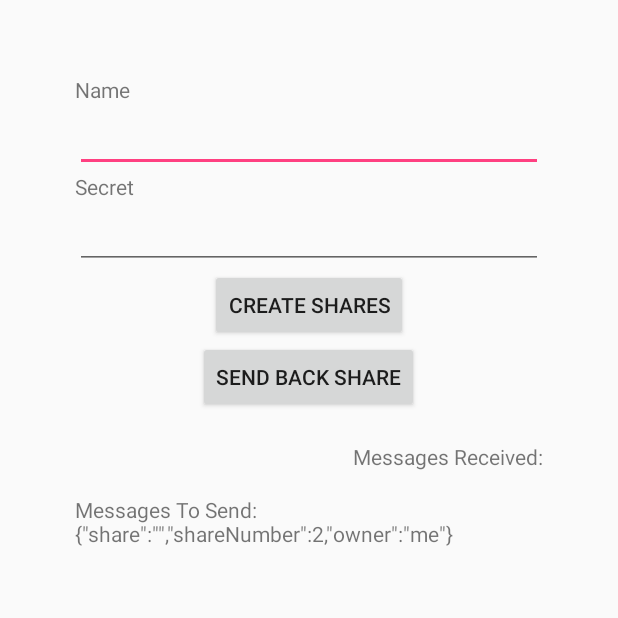
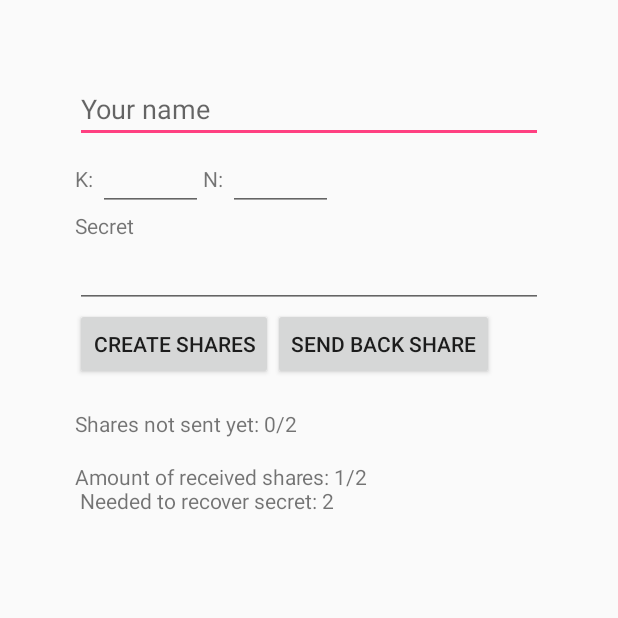
Before and after one commit to b-czaszynski/thresholdBC, an Android app: the screen it shows after launch (KeySharing), after a tap on "CREATE SHARES", on a phone screen of 412 x 824 dp, the top half of it. Run offline under Robolectric (Android 15) with nearby library versions, the light colour scheme and no system bars; 2 statements that could not run were skipped.

Commit message:
Add support choosing k and n

```diff
--- a/android/app/src/main/java/com/codahale/shamir/Scheme.java
+++ b/android/app/src/main/java/com/codahale/shamir/Scheme.java
@@ -48,9 +48,9 @@ public class Scheme {
    * @return an {@code N}/{@code K} {@link Scheme}
    */
   public Scheme(int n, int k) {
-    //checkArgument(k > 1, "K must be > 1");
-    //checkArgument(n >= k, "N must be >= K");
-    //checkArgument(n <= 255, "N must be <= 255");
+    checkArgument(k > 1, "K must be > 1");
+    checkArgument(n >= k, "N must be >= K");
+    checkArgument(n <= 255, "N must be <= 255");
     this.n = n;
     this.k = k;
   }
--- a/android/app/src/main/java/org/blockchainbeasts/passbuddies/KeySharing.java
+++ b/android/app/src/main/java/org/blockchainbeasts/passbuddies/KeySharing.java
@@ -35,8 +35,8 @@ public class KeySharing extends Activity
     private ArrayList<Message> myShares = new ArrayList<>();
 
     private EditText txtBoxAddMessage;
-    private TextView txtReceivedMessages;
-    private TextView txtMessagesToSend;
+    private TextView txtViewUnsharedShares;
+    private TextView txtViewReceivedShares;
     private TextView txtViewSecret;
     private int k = 2;
     private int n = 2;
@@ -45,13 +45,16 @@ public class KeySharing extends Activity
 
     public void createShares(View view) {
         byte[] secret = txtBoxAddMessage.getText().toString().getBytes(StandardCharsets.UTF_8);
-        Scheme scheme = new Scheme(2, k);
+        String name = ((EditText)findViewById(R.id.txtBoxUserName)).getText().toString();
+        k = Integer.parseInt(((EditText)findViewById(R.id.numberInputN)).getText().toString());
+        n = Integer.parseInt(((EditText)findViewById(R.id.numberInputK)).getText().toString());
+        Scheme scheme = new Scheme(k, n);
         Map<Integer, byte[]> shares = scheme.split(secret);
         if(shares.get(1) != null){
-            receivedShares.put(1, new Message(shares.get(1), 1, "me"));
+            receivedShares.put(1, new Message(shares.get(1), 1, name));
         }
         for(int i = 2; i<=k; i++) {
-            myShares.add( new Message(shares.get(i), i, "me"));
+            myShares.add( new Message(shares.get(i), i, name));
         }
         messagesToSendArray.add(myShares.remove(0));
         updateTextViews();
@@ -68,45 +71,20 @@ public class KeySharing extends Activity
 
 
     private  void updateTextViews() {
-        txtMessagesToSend.setText("Messages To Send:\n");
-        if(messagesToSendArray.size() > 0) {
-            for (int i = 0; i < messagesToSendArray.size(); i++) {
-                try {
-                    txtMessagesToSend.append(messagesToSendArray.get(i).toJSON());
-                } catch (JSONException e) {
-                    e.printStackTrace();
-                }
-                txtMessagesToSend.append("\n");
-            }
-        }
-
-        txtReceivedMessages.setText("Messages Received:\n");
-        if (messagesReceivedArray.size() > 0) {
-            for (int i = 0; i < messagesReceivedArray.size(); i++) {
-                try {
-                    txtReceivedMessages.append(messagesReceivedArray.get(i).toJSON());
-                }catch(JSONException e){
-                    e.printStackTrace();
-                }
-                txtReceivedMessages.append("\n");
-            }
-        }
+        txtViewUnsharedShares.setText("Shares not sent yet: " + myShares.size() + "/" + k +"\n");
+        txtViewReceivedShares.setText("Amount of received shares: "+ receivedShares.size() + "/" + k + "\n Needed to recover secret: " + k);
     }
 
     @Override
     public void onSaveInstanceState(Bundle savedInstanceState) {
         if (savedInstanceState == null) return;
         super.onSaveInstanceState(savedInstanceState);
-//        savedInstanceState.putByteArrayArrayList("messagesToSend", messagesToSendArray);
-//        savedInstanceState.putStringArrayList("lastMessagesReceived",messagesReceivedArray);
     }
 
     @Override
     public void onRestoreInstanceState(Bundle savedInstanceState) {
         if (savedInstanceState == null) return;
         super.onRestoreInstanceState(savedInstanceState);
-//        messagesToSendArray = savedInstanceState.getStringArrayList("messagesToSend");
-//        messagesReceivedArray = savedInstanceState.getStringArrayList("lastMessagesReceived");
     }
 
     @Override
@@ -115,8 +93,8 @@ public class KeySharing extends Activity
         setContentView(R.layout.activity_key_sharing);
 
         txtBoxAddMessage = findViewById(R.id.txtBoxSecret);
-        txtMessagesToSend = findViewById(R.id.txtMessageToSend);
-        txtReceivedMessages = findViewById(R.id.txtMessagesReceived);
+        txtViewReceivedShares = findViewById(R.id.txtViewReceivedShares);
+        txtViewUnsharedShares = findViewById(R.id.txtViewUnsharedShares);
         txtViewSecret = findViewById(R.id.txtViewSecret);
         Button btnAddMessage = findViewById(R.id.buttonAddMessage);
 
@@ -148,6 +126,7 @@ public class KeySharing extends Activity
         if(myShares.size()>0) {
             messagesToSendArray.add(myShares.remove(0));
         }
+        updateTextViews();
     }
 
     @Override
@@ -189,7 +168,6 @@ public class KeySharing extends Activity
                 messagesReceivedArray.clear();
                 NdefMessage receivedMessage = (NdefMessage) receivedArray[0];
                 NdefRecord[] attachedRecords = receivedMessage.getRecords();
-
                 for (NdefRecord record:attachedRecords) {
                     byte[] buddySecretBytes = record.getPayload();
                     if (new String(buddySecretBytes, StandardCharsets.UTF_8).equals(getPackageName())) {
@@ -198,6 +176,7 @@ public class KeySharing extends Activity
                     Message buddySecretMessage;
                     try {
                         buddySecretMessage = new Message(new String(buddySecretBytes, StandardCharsets.UTF_8));
+                        messagesReceivedArray.add(buddySecretMessage);
                         System.out.println(buddySecretMessage.toJSON());
                     } catch (JSONException e) {
                         e.printStackTrace();
@@ -217,14 +196,14 @@ public class KeySharing extends Activity
     }
 
     private void recoverSecret() {
-        Scheme scheme = new Scheme(n, k);
+        Scheme scheme = new Scheme(k, n);
         Map<Integer, byte[]> map = new HashMap<>();
         for(Message m : receivedShares.values()) {
             map.put(m.getShareNumber(), m.getShare());
         }
         byte[] secret = scheme.join(map);
         Toast.makeText(this, "Recovered secret" + new String(secret, StandardCharsets.UTF_8), Toast.LENGTH_LONG);
-        txtViewSecret.setText("Secret: "+ new String(secret, StandardCharsets.UTF_8));
+        txtViewSecret.setText("Recovered secret: "+ new String(secret, StandardCharsets.UTF_8));
     }
 
     @Override
--- a/android/app/src/main/res/layout/activity_key_sharing.xml
+++ b/android/app/src/main/res/layout/activity_key_sharing.xml
@@ -4,25 +4,56 @@
     android:paddingRight="50dp" android:paddingTop="50dp"
     android:paddingBottom="50dp" tools:context=".KeySharing">
 
-
-    <TextView
-        android:id="@+id/txtBoxUserNameLabel"
-        android:layout_width="wrap_content"
-        android:layout_height="wrap_content"
-        android:text="@string/name_input_label"
-        />
     <EditText
         android:id="@+id/txtBoxUserName"
         android:layout_width="match_parent"
         android:layout_height="wrap_content"
-        android:layout_below="@+id/txtBoxUserNameLabel"/>
+        android:hint='@string/your_name_hint'/>
+
+    <LinearLayout
+        android:layout_width="match_parent"
+        android:orientation="horizontal"
+        android:id="@+id/numberinputLayout"
+        android:layout_below="@+id/txtBoxUserName"
+        android:layout_height="wrap_content"
+        android:weightSum="4">
+
+
+        <TextView
+            android:id="@+id/numberInputKLabel"
+            android:layout_width="wrap_content"
+            android:layout_height="wrap_content"
+            android:text="K: "
+            />
+        <EditText
+            android:id="@+id/numberInputK"
+            android:inputType="number"
+            android:layout_width="0dp"
+            android:layout_height="wrap_content"
+            android:layout_weight="1"
+            android:layout_centerHorizontal="true"/>
+        <TextView
+            android:id="@+id/numberInputNLabel"
+            android:layout_width="wrap_content"
+            android:layout_height="wrap_content"
+            android:text="N: "
+            />
+        <EditText
+            android:id="@+id/numberInputN"
+            android:inputType="number"
+            android:layout_width="0dp"
+            android:layout_height="wrap_content"
+            android:layout_weight="1"
+            android:layout_centerHorizontal="true"/>
+    </LinearLayout>
+
 
     <TextView
         android:id="@+id/txtBoxSecretLabel"
         android:layout_width="wrap_content"
         android:layout_height="wrap_content"
         android:text="@string/secret_input_label"
-        android:layout_below="@+id/txtBoxUserName"
+        android:layout_below="@+id/numberinputLayout"
         />
     <EditText
         android:id="@+id/txtBoxSecret"
@@ -31,13 +62,17 @@
         android:layout_below="@+id/txtBoxSecretLabel"
         android:layout_centerHorizontal="true"/>
 
+    <LinearLayout
+        android:orientation="horizontal"
+        android:layout_width="match_parent"
+        android:layout_height="wrap_content"
+        android:id="@+id/buttonLayout"
+        android:layout_below="@+id/txtBoxSecret">
         <Button
             android:id="@+id/buttonAddMessage"
             android:layout_width="wrap_content"
             android:layout_height="wrap_content"
             android:onClick="createShares"
-        android:layout_below="@+id/txtBoxSecret"
-        android:layout_centerHorizontal="true"
             android:text="@string/button_create_shares"/>
 
         <Button
@@ -45,32 +80,31 @@
             android:layout_width="wrap_content"
             android:layout_height="wrap_content"
             android:onClick="sendBackShare"
-        android:layout_below="@+id/buttonAddMessage"
-        android:layout_centerHorizontal="true"
             android:text="@string/button_send_back_share"/>
+    </LinearLayout>
+
 
     <TextView
         android:id="@+id/txtViewSecret"
         android:layout_width="wrap_content"
         android:layout_height="wrap_content"
-        android:layout_below="@+id/sendBackReceivedMessages"
+        android:layout_below="@+id/buttonLayout"
         android:layout_alignParentLeft="true"
         android:layout_alignParentStart="true"/>
 
     <TextView
-        android:id="@+id/txtMessagesReceived"
+        android:id="@+id/txtViewUnsharedShares"
         android:layout_width="wrap_content"
         android:layout_height="wrap_content"
         android:layout_below="@+id/txtViewSecret"
-        android:layout_alignParentEnd="true"
-        android:layout_alignParentRight="true"/>
-
+        android:layout_alignParentLeft="true"
+        android:layout_alignParentStart="true"/>
 
     <TextView
-        android:id="@+id/txtMessageToSend"
+        android:id="@+id/txtViewReceivedShares"
         android:layout_width="wrap_content"
         android:layout_height="wrap_content"
-        android:layout_below="@+id/txtMessagesReceived"
+        android:layout_below="@+id/txtViewUnsharedShares"
         android:layout_alignParentLeft="true"
         android:layout_alignParentStart="true"/>
 
--- a/android/app/src/main/res/values/strings.xml
+++ b/android/app/src/main/res/values/strings.xml
@@ -5,4 +5,7 @@
     <string name="secret_input_label">Secret</string>
     <string name="button_create_shares">Create shares</string>
     <string name="button_send_back_share">Send back share</string>
+    <string name="your_name_hint">Your name</string>
+    <string name="number_input_n_hint">N</string>
+    <string name="number_input_t_hint">T</string>
 </resources>
```
Lines whose indentation alone changed are shown as unchanged.
